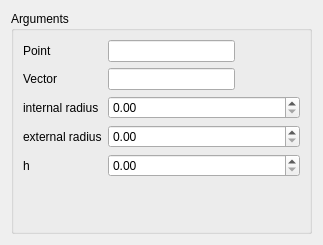
Qt form src/HEXABLOCKGUI/Pipe_QTD.ui (SalomePlatform/hexablock) before a commit.
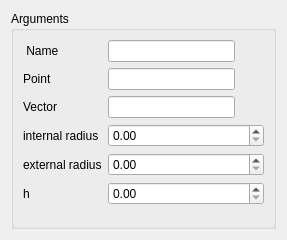
The same form after that commit.

Commit message: added: - rename elt of documents. - clear associations ( popup ). fixed: - idl : getAssociations ( vertex, edge, quad ). new field ( "ior" ) added to Shape class

Patch:
```diff
--- a/src/HEXABLOCKGUI/Pipe_QTD.ui
+++ b/src/HEXABLOCKGUI/Pipe_QTD.ui
@@ -6,8 +6,8 @@
    <rect>
     <x>0</x>
     <y>0</y>
-    <width>323</width>
-    <height>245</height>
+    <width>287</width>
+    <height>240</height>
    </rect>
   </property>
   <property name="windowTitle">
@@ -20,14 +20,14 @@
       <string>Arguments</string>
      </property>
      <layout class="QFormLayout" name="formLayout">
-      <item row="0" column="0">
+      <item row="3" column="0">
        <widget class="QLabel" name="label_5">
         <property name="text">
          <string>Point</string>
         </property>
        </widget>
       </item>
-      <item row="0" column="1">
+      <item row="3" column="1">
        <widget class="QLineEdit" name="vex_le">
         <property name="sizePolicy">
          <sizepolicy hsizetype="Preferred" vsizetype="Fixed">
@@ -43,14 +43,14 @@
         </property>
        </widget>
       </item>
-      <item row="1" column="0">
+      <item row="4" column="0">
        <widget class="QLabel" name="label_4">
         <property name="text">
          <string>Vector</string>
         </property>
        </widget>
       </item>
-      <item row="1" column="1">
+      <item row="4" column="1">
        <widget class="QLineEdit" name="vec_le">
         <property name="maximumSize">
          <size>
@@ -60,36 +60,59 @@
         </property>
        </widget>
       </item>
-      <item row="2" column="0">
+      <item row="5" column="0">
        <widget class="QLabel" name="label">
         <property name="text">
          <string>internal radius</string>
         </property>
        </widget>
       </item>
-      <item row="2" column="1">
+      <item row="5" column="1">
        <widget class="QDoubleSpinBox" name="ir_spb"/>
       </item>
-      <item row="3" column="1">
-       <widget class="QDoubleSpinBox" name="er_spb"/>
-      </item>
-      <item row="3" column="0">
+      <item row="6" column="0">
        <widget class="QLabel" name="label_1">
         <property name="text">
          <string>external radius</string>
         </property>
        </widget>
       </item>
-      <item row="4" column="1">
-       <widget class="QDoubleSpinBox" name="h_spb"/>
+      <item row="6" column="1">
+       <widget class="QDoubleSpinBox" name="er_spb"/>
       </item>
-      <item row="4" column="0">
+      <item row="7" column="0">
        <widget class="QLabel" name="label_3">
         <property name="text">
          <string>h</string>
         </property>
        </widget>
       </item>
+      <item row="7" column="1">
+       <widget class="QDoubleSpinBox" name="h_spb"/>
+      </item>
+      <item row="1" column="0">
+       <widget class="QLabel" name="label_6">
+        <property name="text">
+         <string> Name </string>
+        </property>
+       </widget>
+      </item>
+      <item row="1" column="1">
+       <widget class="QLineEdit" name="name_le">
+        <property name="sizePolicy">
+         <sizepolicy hsizetype="Preferred" vsizetype="Fixed">
+          <horstretch>0</horstretch>
+          <verstretch>0</verstretch>
+         </sizepolicy>
+        </property>
+        <property name="maximumSize">
+         <size>
+          <width>127</width>
+          <height>16777215</height>
+         </size>
+        </property>
+       </widget>
+      </item>
      </layout>
     </widget>
    </item>
```
The commit also changes 20 other files.
